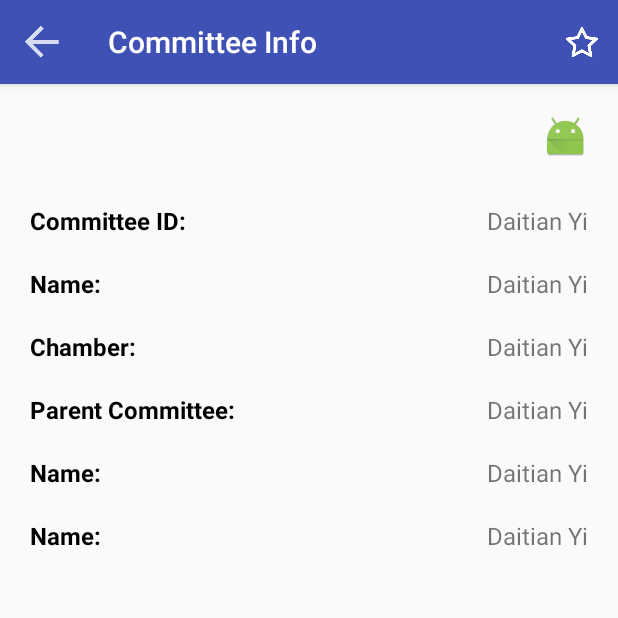
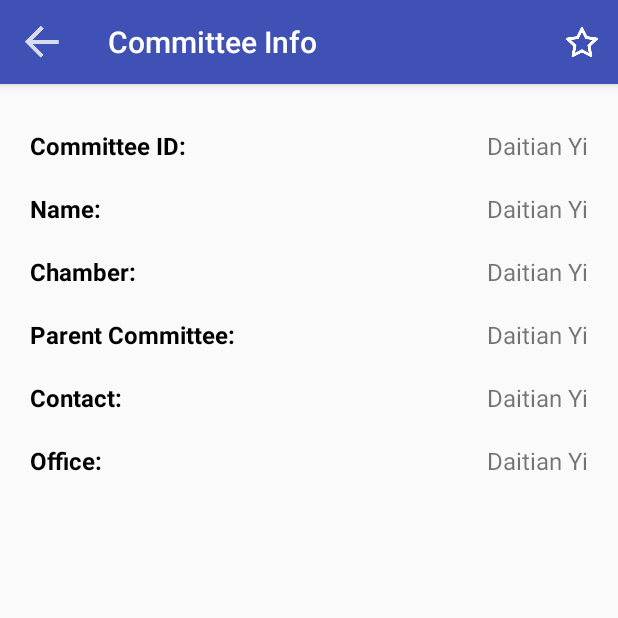
Before and after one commit to Firedamp/ydt, an Android app: the CommitteeDetailActivity screen opened directly, with no data from a screen before it, on a phone screen of 412 x 824 dp, the top half of it. Run offline under Robolectric (Android 15) with nearby library versions, the phone set to English and light mode, and no system bars; libraries missing offline, so code that uses them is left out: com.alibaba.fastjson; 9 statements that could not run were skipped.

Commit message:
update ui

```diff
--- a/app/src/main/java/ydt/sunlightcongress/data/model/Committee.java
+++ b/app/src/main/java/ydt/sunlightcongress/data/model/Committee.java
@@ -10,4 +10,6 @@ public class Committee {
     public String chamber;
     public boolean subcommittee;
     public String parent_committee_id;
+    public String phone;
+    public String office;
 }
--- a/app/src/main/java/ydt/sunlightcongress/detail/CommitteeDetailActivity.java
+++ b/app/src/main/java/ydt/sunlightcongress/detail/CommitteeDetailActivity.java
@@ -93,11 +93,11 @@ public class CommitteeDetailActivity extends AppCompatActivity{
         ((TextView)findViewById(R.id.detail_committee_item_parent).findViewById(R.id.detail_item_key)).setText("Parent Committee: ");
         ((TextView)findViewById(R.id.detail_committee_item_parent).findViewById(R.id.detail_item_value)).setText(committee.parent_committee_id);
 
-//        ((TextView)findViewById(R.id.detail_committee_item_contract).findViewById(R.id.detail_item_key)).setText("Contact: ");
-//        ((TextView)findViewById(R.id.detail_committee_item_contract).findViewById(R.id.detail_item_value)).setText(committee.contact);
+        ((TextView)findViewById(R.id.detail_committee_item_contract).findViewById(R.id.detail_item_key)).setText("Contact: ");
+        ((TextView)findViewById(R.id.detail_committee_item_contract).findViewById(R.id.detail_item_value)).setText(committee.phone);
 
-//        ((TextView)findViewById(R.id.detail_committee_item_office).findViewById(R.id.detail_item_key)).setText("Office: ");
-//        ((TextView)findViewById(R.id.detail_committee_item_office).findViewById(R.id.detail_item_value)).setText(committee.office);
+        ((TextView)findViewById(R.id.detail_committee_item_office).findViewById(R.id.detail_item_key)).setText("Office: ");
+        ((TextView)findViewById(R.id.detail_committee_item_office).findViewById(R.id.detail_item_value)).setText(committee.office);
     }
 
 }
--- a/app/src/main/res/layout/activity_detail_committee.xml
+++ b/app/src/main/res/layout/activity_detail_committee.xml
@@ -17,21 +17,6 @@
             android:padding="20dp"
             android:gravity="center_horizontal"
             android:orientation="vertical">
-
-            <LinearLayout
-                android:layout_width="match_parent"
-                android:layout_height="wrap_content"
-                android:orientation="horizontal"
-                android:layout_marginBottom="20dp"
-                android:gravity="right">
-
-                <ImageView
-                    android:id="@+id/detail_committee_icon_like"
-                    android:layout_width="30dp"
-                    android:layout_height="30dp"
-                    android:src="@drawable/ic_launcher"/>
-
-            </LinearLayout>
 
             <include
                 android:id="@+id/detail_committee_item_id"
```
Also changed, not shown: app/src/main/res/layout/activity_detail_bill.xml (+0 -15 lines), app/src/main/res/layout/activity_detail_legislator.xml (+0 -7 lines).
